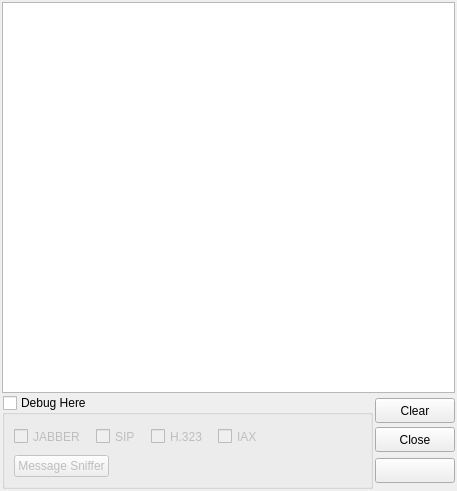
Above: share/skins/default/events.ui from itds-consulting/yate before the change. Below: the same form after it.
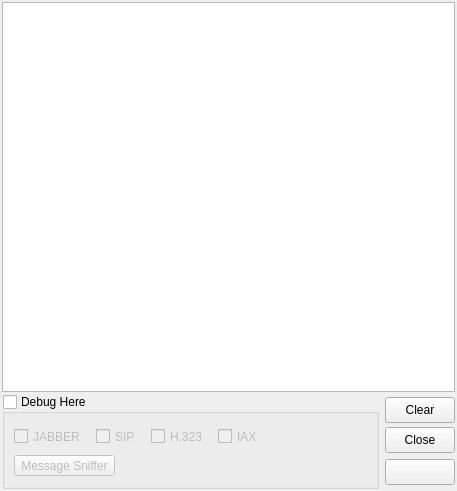
That is the form after the change. Icons and pictures are not drawn.

Commit message: Modified the look of buttons and the size of the text displaying on the buttons. Modified layout of the confirm and message windows. Fixes layout issues in the native style on Mac OS X.

```diff
--- a/share/skins/default/events.ui
+++ b/share/skins/default/events.ui
@@ -17,6 +17,30 @@
   </property>
   <layout class="QVBoxLayout" >
    <property name="spacing" >
+    <number>0</number>
+   </property>
+   <property name="leftMargin" >
+    <number>0</number>
+   </property>
+   <property name="topMargin" >
+    <number>0</number>
+   </property>
+   <property name="rightMargin" >
+    <number>0</number>
+   </property>
+   <property name="bottomMargin" >
+    <number>0</number>
+   </property>
+   <item>
+    <widget class="QFrame" name="frame" >
+     <property name="frameShape" >
+      <enum>QFrame::NoFrame</enum>
+     </property>
+     <property name="frameShadow" >
+      <enum>QFrame::Raised</enum>
+     </property>
+     <layout class="QVBoxLayout" >
+      <property name="spacing" >
     <number>2</number>
    </property>
    <property name="leftMargin" >
@@ -40,6 +64,15 @@
    </item>
    <item>
     <layout class="QHBoxLayout" >
+        <property name="spacing" >
+         <number>6</number>
+        </property>
+        <property name="topMargin" >
+         <number>0</number>
+        </property>
+        <property name="bottomMargin" >
+         <number>0</number>
+        </property>
      <item>
       <widget class="QGroupBox" name="log_events_debug" >
        <property name="maximumSize" >
@@ -61,22 +94,19 @@
         <string/>
        </property>
        <layout class="QVBoxLayout" >
-        <item>
-         <layout class="QHBoxLayout" >
           <property name="spacing" >
-           <number>10</number>
-          </property>
-          <property name="leftMargin" >
-           <number>0</number>
+            <number>6</number>
           </property>
           <property name="topMargin" >
-           <number>0</number>
-          </property>
-          <property name="rightMargin" >
-           <number>0</number>
+            <number>10</number>
           </property>
           <property name="bottomMargin" >
-           <number>0</number>
+            <number>10</number>
+           </property>
+           <item>
+            <layout class="QHBoxLayout" >
+             <property name="spacing" >
+              <number>10</number>
           </property>
           <item>
            <widget class="QCheckBox" name="debug_jingle" >
@@ -184,7 +214,13 @@
         <item>
          <layout class="QHBoxLayout" >
           <item>
-           <widget class="QPushButton" name="debug_sniffer" >
+              <widget class="QToolButton" name="debug_sniffer" >
+               <property name="minimumSize" >
+                <size>
+                 <width>0</width>
+                 <height>0</height>
+                </size>
+               </property>
             <property name="text" >
              <string>Message Sniffer</string>
             </property>
@@ -194,6 +230,9 @@
             <property name="autoRepeat" >
              <bool>true</bool>
             </property>
+               <property name="toolButtonStyle" >
+                <enum>Qt::ToolButtonTextOnly</enum>
+               </property>
             <property name="_yate_identity" stdset="0" >
              <string>command:sniffer</string>
             </property>
@@ -223,17 +262,17 @@
         <number>1</number>
        </property>
        <item>
-        <widget class="QPushButton" name="log_events_clear" >
+           <widget class="QToolButton" name="log_events_clear" >
          <property name="minimumSize" >
           <size>
-           <width>0</width>
-           <height>25</height>
+              <width>70</width>
+              <height>26</height>
           </size>
          </property>
          <property name="maximumSize" >
           <size>
            <width>16777215</width>
-           <height>25</height>
+              <height>26</height>
           </size>
          </property>
          <property name="text" >
@@ -251,23 +290,26 @@
          <property name="checkable" >
           <bool>false</bool>
          </property>
+            <property name="toolButtonStyle" >
+             <enum>Qt::ToolButtonTextBesideIcon</enum>
+            </property>
          <property name="_yate_identity" stdset="0" >
           <string>clear:log_events</string>
          </property>
         </widget>
        </item>
        <item>
-        <widget class="QPushButton" name="button_hide" >
+           <widget class="QToolButton" name="button_hide" >
          <property name="minimumSize" >
           <size>
-           <width>0</width>
-           <height>25</height>
+              <width>70</width>
+              <height>26</height>
           </size>
          </property>
          <property name="maximumSize" >
           <size>
            <width>16777215</width>
-           <height>25</height>
+              <height>26</height>
           </size>
          </property>
          <property name="text" >
@@ -282,6 +324,9 @@
            <height>20</height>
           </size>
          </property>
+            <property name="toolButtonStyle" >
+             <enum>Qt::ToolButtonTextBesideIcon</enum>
+            </property>
         </widget>
        </item>
        <item>
@@ -290,7 +335,7 @@
           <enum>Qt::Vertical</enum>
          </property>
          <property name="sizeType" >
-          <enum>QSizePolicy::Preferred</enum>
+             <enum>QSizePolicy::Maximum</enum>
          </property>
          <property name="sizeHint" >
           <size>
@@ -301,20 +346,20 @@
         </spacer>
        </item>
        <item>
-        <widget class="QPushButton" name="toggle_show_help" >
+           <widget class="QToolButton" name="toggle_show_help" >
          <property name="enabled" >
           <bool>true</bool>
          </property>
          <property name="minimumSize" >
           <size>
-           <width>0</width>
-           <height>25</height>
+              <width>70</width>
+              <height>26</height>
           </size>
          </property>
          <property name="maximumSize" >
           <size>
            <width>16777215</width>
-           <height>25</height>
+              <height>26</height>
           </size>
          </property>
          <property name="toolTip" >
@@ -323,6 +368,12 @@
          <property name="icon" >
           <iconset>quest.png</iconset>
          </property>
+            <property name="iconSize" >
+             <size>
+              <width>20</width>
+              <height>20</height>
+             </size>
+            </property>
          <property name="checkable" >
           <bool>true</bool>
          </property>
@@ -334,6 +385,9 @@
       </layout>
      </item>
     </layout>
+      </item>
+     </layout>
+    </widget>
    </item>
   </layout>
  </widget>
```
Lines whose indentation alone changed are shown as unchanged. The commit also changes 6 other files.
